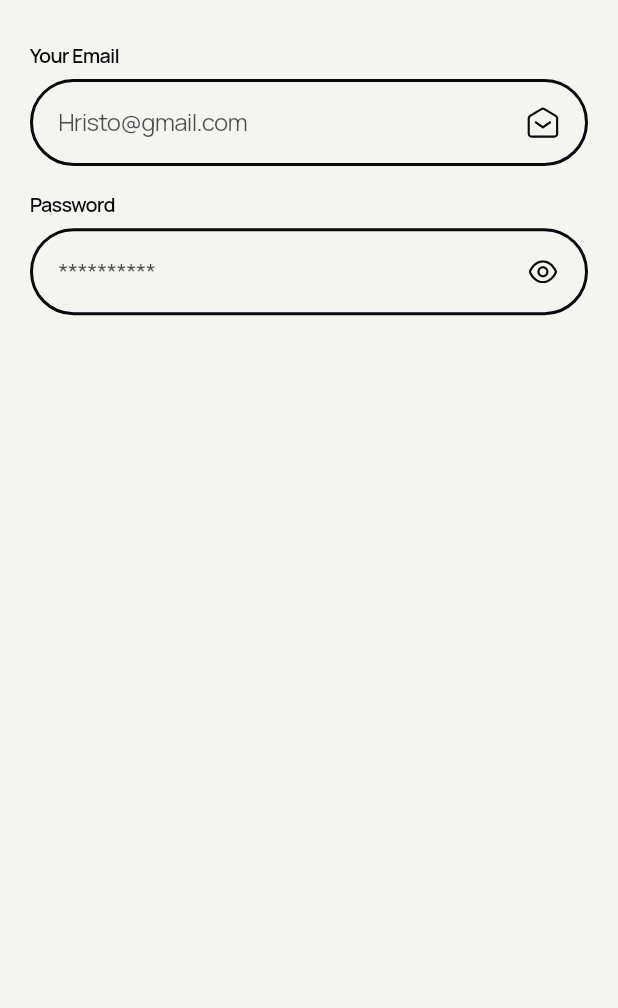
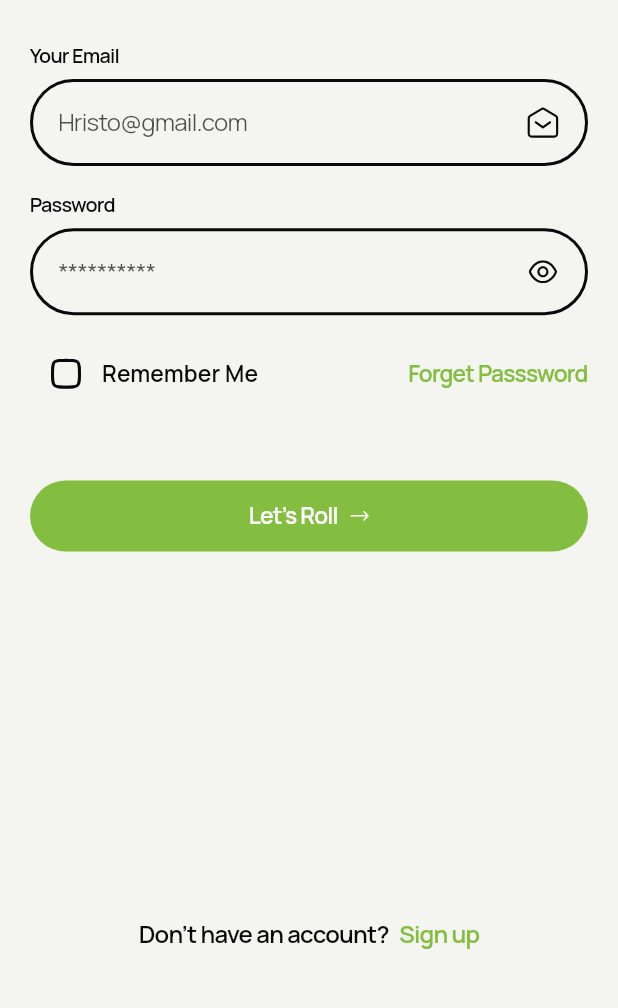
Before and after one commit to onedesignsstudiodev-hub/ODS-FITNESS-APP, a Flutter app: the LoginView screen opened by its route, on a phone screen of 412 x 824 dp, the part 227-1235 px from its top. Run offline on Flutter 3.47's test engine with Material 3 defaults, Android fonts, the phone set to English and light mode, and no system bars; our stand-ins replace bloc, cached_network_image, dropdown_button2, equatable, flutter_bloc, flutter_screenutil and 11 more; accounts and stored records are empty.

Commit message:
login screen completed

```diff
--- a/lib/core/resource/app_asset.dart
+++ b/lib/core/resource/app_asset.dart
@@ -23,5 +23,6 @@ class AppAsset {
   static String eyeOff = '$iconUrl/eye-off.svg';
   static String image = '$iconUrl/image.svg';
   static String email = '$iconUrl/email.svg';
+  static String arrow = '$iconUrl/arrow.svg';
 
 }
--- a/lib/modules/auth/presentation/views/login_view.dart
+++ b/lib/modules/auth/presentation/views/login_view.dart
@@ -1,6 +1,8 @@
 import 'dart:async';
 
+import 'package:fitness_app/component/button/app_button.dart';
 import 'package:fitness_app/component/image/app_network_image.dart';
+import 'package:fitness_app/component/text/content.dart';
 import 'package:fitness_app/component/text_field/label_text_field.dart';
 import 'package:fitness_app/core/resource/app_asset.dart';
 import 'package:fitness_app/core/utils/app_system_ui_overlay.dart';
@@ -8,6 +10,7 @@ import 'package:fitness_app/core/utils/extension/app_edge_insets.dart';
 import 'package:fitness_app/core/utils/extension/app_font_weight.dart';
 import 'package:fitness_app/core/utils/extension/app_sized_box.dart';
 import 'package:fitness_app/core/utils/extension/app_text_style.dart';
+import 'package:fitness_app/modules/auth/widgets/check_box_widgets.dart';
 import 'package:flutter/material.dart';
 import 'package:fitness_app/core/resource/app_color.dart';
 import 'package:fitness_app/modules/auth/presentation/blocs/login/login_bloc.dart';
@@ -22,6 +25,7 @@ class LoginView extends StatefulWidget {
 }
 
 class _LoginViewState extends State<LoginView> {
+  bool rememberMe = false;
   @override
   void dispose() {
     unawaited(widget.bloc.close());
@@ -57,7 +61,60 @@ class _LoginViewState extends State<LoginView> {
               ),
               const SizedBox(height: 30),
               ContentFields(),
+              const SizedBox(height: 15),
+              // * Remember me & Forget Password
+              Row(
+                children: [
+                  Expanded(child: CheckBoxWidget(title: 'Remember Me')),
+                  Content(
+                    data: 'Forget Passsword',
+                    textStyle: context.bodyText.copyWith(
+                      color: AppColor.primary,
+                      fontWeight: AppFontWeight.semiBold,
+                    ),
+                  ),
+                ],
+              ),
+              50.heightBox,
+              // * Button
+              AppButton.iconWithText(
+                title: 'Let’s Roll',
+                iconPath: AppAsset.arrow,
+                isLeft: false,
+                iconSize: 12,
+                fontSize: 16,
+                fontWeight: AppFontWeight.semiBold,
+                radius: 50,
+              ),
             ],
+          ),
+        ),
+        bottomNavigationBar: Padding(
+          padding: EdgeInsets.fromLTRB(
+            context.pagePadding.left,
+            context.pagePadding.top,
+            context.pagePadding.right,
+            context.pagePadding.bottom + 20,
+          ),
+          child: RichText(
+            textAlign: TextAlign.center,
+            text: TextSpan(
+              style: context.bodyText.copyWith(
+                color: AppColor.primaryText,
+                fontWeight: AppFontWeight.semiBold,
+              ),
+              children: [
+                const TextSpan(text: "Don't have an account?"),
+                const WidgetSpan(child: SizedBox(width: 7)),
+                TextSpan(
+                  text: 'Sign up',
+                  style: context.bodyText.copyWith(
+                    color: AppColor.primary,
+                    fontWeight: AppFontWeight.semiBold,
+                  ),
+                ),
+              ],
+            ),
           ),
         ),
       ),
@@ -65,6 +122,7 @@ class _LoginViewState extends State<LoginView> {
   }
 }
 
+// Fields Class
 class ContentFields extends StatelessWidget {
   const new({super.key});
 
@@ -100,7 +158,6 @@ class ContentFields extends StatelessWidget {
         ),
         20.heightBox,
         LabelTextField(
-
           suffixIcon: Padding(
             padding: const EdgeInsets.only(right: 15),
             child: AppImage.svg(svgPath: AppAsset.email, size: 24),
@@ -126,6 +183,7 @@ class ContentFields extends StatelessWidget {
             color: AppColor.primaryText,
             fontSize: 16,
             fontWeight: AppFontWeight.semiBold,
+            letterSpacing: 0.1,
           ),
         ),
       ],
--- /dev/null
+++ b/lib/modules/auth/widgets/check_box_widgets.dart
@@ -0,0 +1,52 @@
+import 'package:fitness_app/component/text/content.dart';
+import 'package:fitness_app/core/resource/app_color.dart';
+import 'package:fitness_app/core/utils/extension/app_font_weight.dart';
+import 'package:fitness_app/core/utils/extension/app_text_style.dart';
+import 'package:flutter/material.dart';
+
+class CheckBoxWidget extends StatefulWidget {
+  final String title;
+
+  const CheckBoxWidget({super.key, required this.title});
+
+  @override
+  State<CheckBoxWidget> createState() => _CheckBoxWidgetState();
+}
+
+class _CheckBoxWidgetState extends State<CheckBoxWidget> {
+  bool rememberMe = false;
+
+  @override
+  Widget build(BuildContext context) {
+    return Row(
+      mainAxisSize: MainAxisSize.min,
+      children: [
+        Checkbox(
+          side: BorderSide(
+            width: 2,
+            style: BorderStyle.solid,
+            color: AppColor.primaryText,
+          ),
+          shape: ContinuousRectangleBorder(
+            borderRadius: BorderRadius.circular(10),
+          ),
+          activeColor: AppColor.primary,
+          value: rememberMe,
+          onChanged: (value) {
+            setState(() {
+              rememberMe = value ?? false;
+            });
+          },
+        ),
+        Content(
+          data: widget.title,
+          textStyle: context.bodyText.copyWith(
+            color: AppColor.primaryText,
+            fontWeight: AppFontWeight.semiBold,
+            letterSpacing: 0.1,
+          ),
+        ),
+      ],
+    );
+  }
+}
```
Also changed, not shown: assets/icons/arrow.svg (added).
